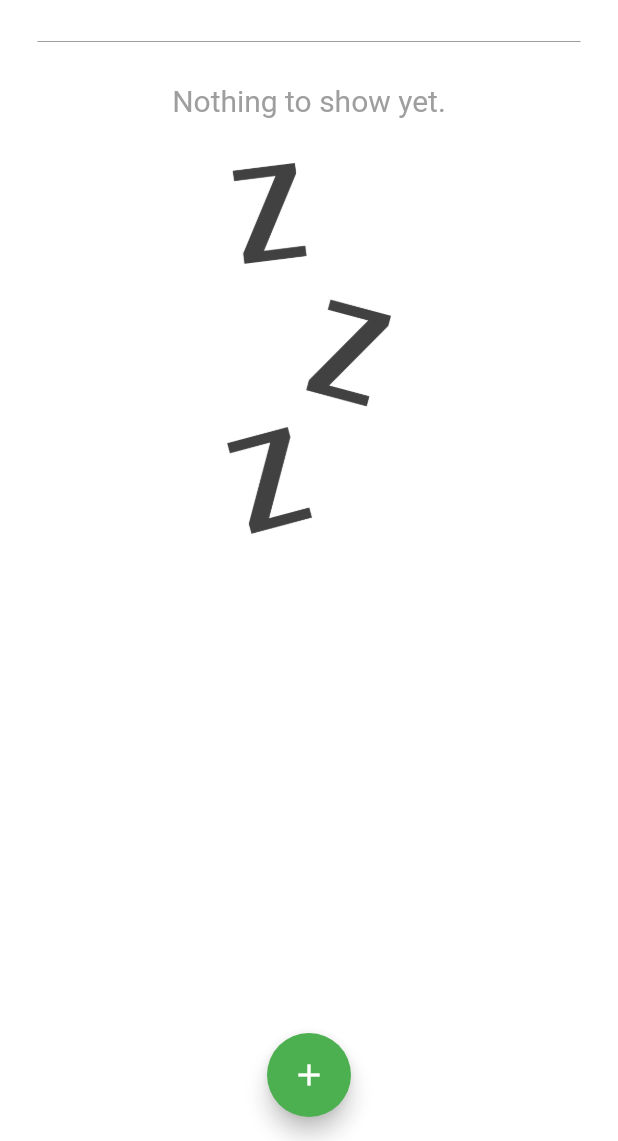
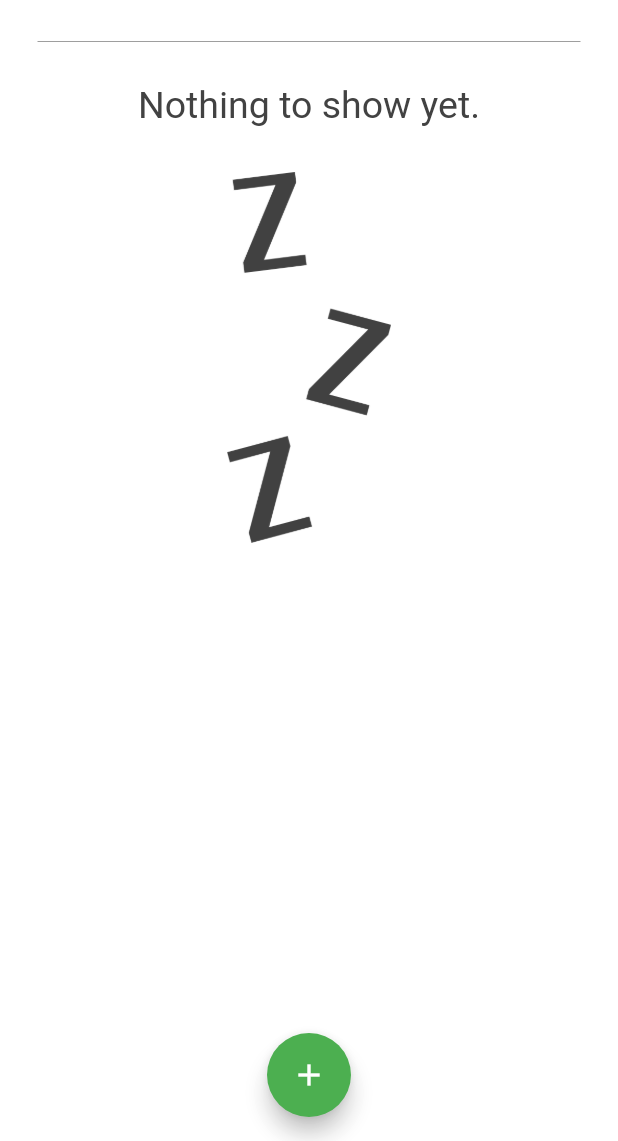
Before and after one commit to gravitysandbox/tasks_board, a Flutter app: the screen it shows after launch, on a phone screen of 412 x 824 dp, the part 95-1236 px from its top. Run offline on Flutter 3.47's test engine with Material 2 defaults, Android fonts, the phone set to English and light mode, and no system bars; our stand-ins replace bloc, cloud_firestore, dartz, equatable, firebase_core, flutter_bloc and 1 more; accounts and stored records are empty.

Commit message:
NothingToShow widjet colors

```diff
--- a/lib/src/features/home/widgets/nothing_to_show.dart
+++ b/lib/src/features/home/widgets/nothing_to_show.dart
@@ -11,8 +11,8 @@ class NothingToShow extends StatelessWidget {
           const Text(
             'Nothing to show yet.',
             style: TextStyle(
-              fontSize: 20.0,
-              color: Colors.grey,
+              fontSize: 25.0,
+              color: Color(0xFF424242),
             ),
           ),
           const SizedBox(
```
